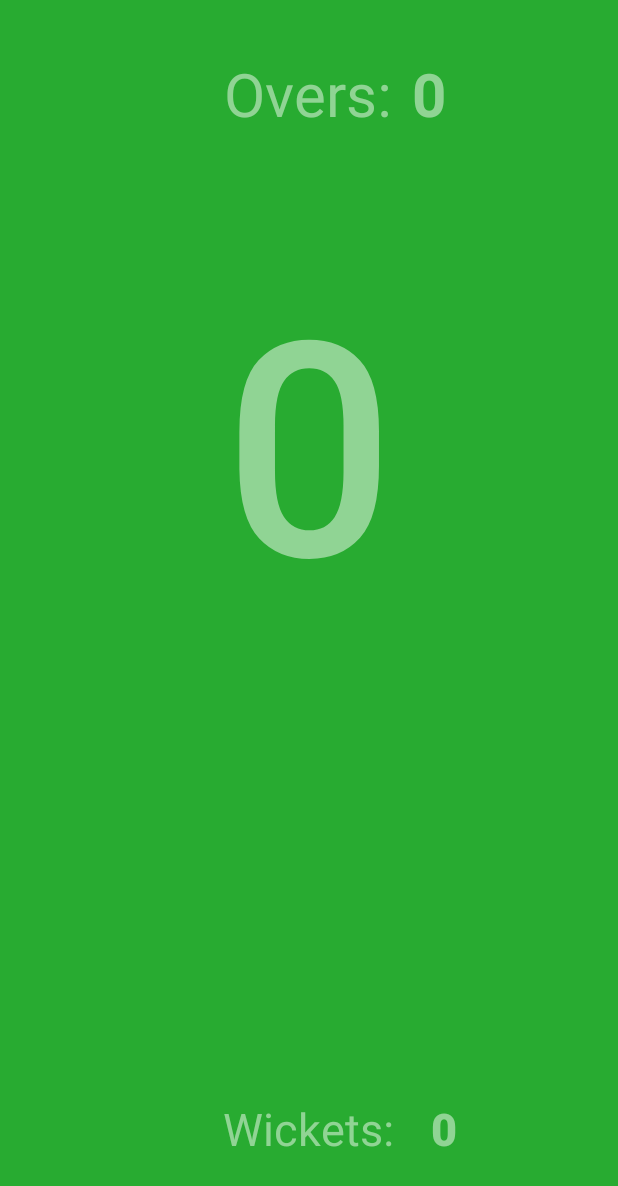
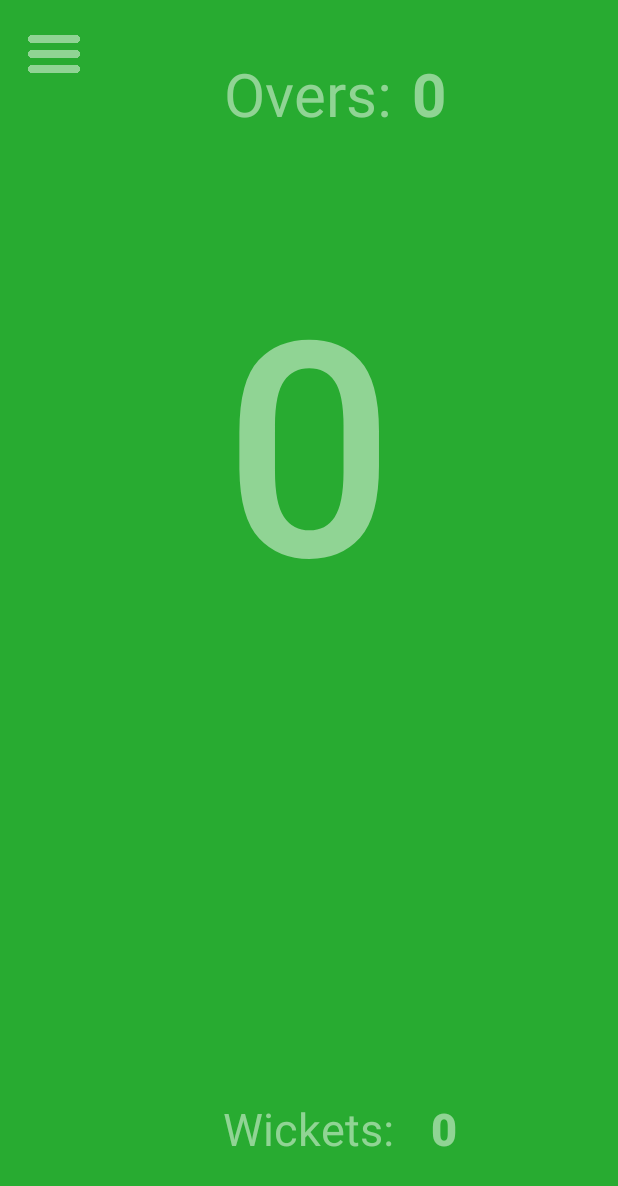
Before and after one commit to wjmccann/Cricket-Umpire-Counter, an Android app: the Counter screen opened directly, with no data from a screen before it, on a phone screen of 412 x 824 dp. Shown: the top 1186 px of the screen. Run offline under Robolectric (Android 15) with nearby library versions, the phone set to English and light mode, and no system bars; libraries missing offline, so code that uses them is left out: com.turkialkhateeb.materialcolorpicker; 3 statements that could not run were skipped.

Commit message:
add side nav bar with color picker

```diff
--- a/app/build.gradle
+++ b/app/build.gradle
@@ -25,6 +25,7 @@ dependencies {
         exclude group: 'com.android.support', module: 'support-annotations'
     })
     compile 'com.android.support:appcompat-v7:24.2.1'
+    compile 'com.turki-alkhateeb:materialcolorpicker:1.0.7'
     testCompile 'junit:junit:4.12'
     compile 'com.google.android.gms:play-services-appindexing:8.4.0'
 }
--- a/app/src/main/res/layout/activity_counter.xml
+++ b/app/src/main/res/layout/activity_counter.xml
@@ -1,4 +1,12 @@
 <?xml version="1.0" encoding="utf-8"?>
+<android.support.v4.widget.DrawerLayout
+    xmlns:android="http://schemas.android.com/apk/res/android"
+    xmlns:app="http://schemas.android.com/apk/res-auto"
+    xmlns:tools="http://schemas.android.com/tools"
+    android:id="@+id/drawer_layout"
+    android:layout_width="match_parent"
+    android:layout_height="match_parent">
+
 <RelativeLayout xmlns:android="http://schemas.android.com/apk/res/android"
     xmlns:app="http://schemas.android.com/apk/res-auto"
     xmlns:tools="http://schemas.android.com/tools"
@@ -87,4 +95,24 @@
         android:layout_alignParentRight="true"
         android:layout_alignParentEnd="true" />
 
+    <ImageView
+        android:layout_width="40dp"
+        android:layout_height="40dp"
+        app:srcCompat="@drawable/hamburger"
+        android:id="@+id/imageView4"
+        android:onClick="myMethod"
+        android:layout_alignParentTop="true"
+        android:layout_alignParentLeft="true"
+        android:layout_alignParentStart="true" />
+
 </RelativeLayout>
+
+
+<ListView
+android:id="@+id/navList"
+android:layout_width="200dp"
+android:layout_height="match_parent"
+android:layout_gravity="left|start"
+android:background="#ffeeeeee"/>
+
+    </android.support.v4.widget.DrawerLayout>
--- a/app/src/main/res/values/colors.xml
+++ b/app/src/main/res/values/colors.xml
@@ -1,6 +1,6 @@
 <?xml version="1.0" encoding="utf-8"?>
 <resources>
     <color name="colorPrimary">#3F51B5</color>
-    <color name="colorPrimaryDark">#303F9F</color>
+    <color name="colorPrimaryDark">#28AB31</color>
     <color name="colorAccent">#FF4081</color>
 </resources>
```
Also changed, not shown: app/src/main/java/com/wjmccann/cricketumpirecounter/Counter.java (+90 -0 lines), app/src/main/res/drawable/hamburger.png (added), app/src/main/res/drawable/icon.png, 1 other file.
